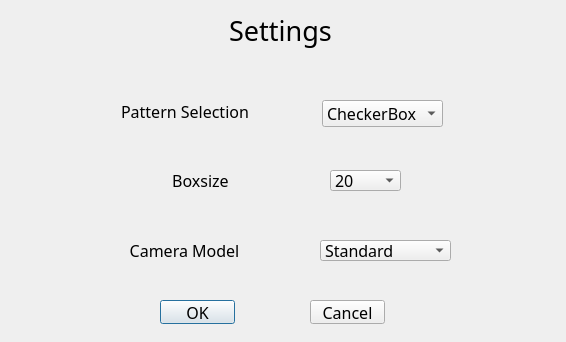
JellyYuey/CV_cameraCalibrationTool, file settings.ui: the form before one commit.
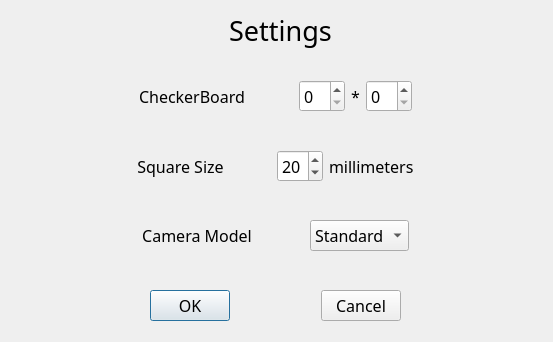
The form after the commit.

Commit message: change qmake to cmakel and change Settings

Diff of the .ui file:
```diff
--- a/settings.ui
+++ b/settings.ui
@@ -6,110 +6,13 @@
    <rect>
     <x>0</x>
     <y>0</y>
-    <width>566</width>
+    <width>553</width>
     <height>342</height>
    </rect>
   </property>
   <property name="windowTitle">
    <string>Dialog</string>
   </property>
-  <widget class="QLabel" name="label">
-   <property name="geometry">
-    <rect>
-     <x>120</x>
-     <y>100</y>
-     <width>130</width>
-     <height>22</height>
-    </rect>
-   </property>
-   <property name="font">
-    <font>
-     <family>微软雅黑</family>
-     <pointsize>12</pointsize>
-    </font>
-   </property>
-   <property name="text">
-    <string>Pattern Selection</string>
-   </property>
-   <property name="alignment">
-    <set>Qt::AlignmentFlag::AlignCenter</set>
-   </property>
-  </widget>
-  <widget class="QLabel" name="label_2">
-   <property name="geometry">
-    <rect>
-     <x>160</x>
-     <y>170</y>
-     <width>81</width>
-     <height>20</height>
-    </rect>
-   </property>
-   <property name="font">
-    <font>
-     <family>微软雅黑</family>
-     <pointsize>12</pointsize>
-    </font>
-   </property>
-   <property name="text">
-    <string>Boxsize</string>
-   </property>
-   <property name="alignment">
-    <set>Qt::AlignmentFlag::AlignCenter</set>
-   </property>
-  </widget>
-  <widget class="QComboBox" name="CalibrationBoardSize">
-   <property name="geometry">
-    <rect>
-     <x>330</x>
-     <y>170</y>
-     <width>71</width>
-     <height>21</height>
-    </rect>
-   </property>
-   <property name="font">
-    <font>
-     <family>微软雅黑</family>
-     <pointsize>12</pointsize>
-    </font>
-   </property>
-   <item>
-    <property name="text">
-     <string>20</string>
-    </property>
-   </item>
-   <item>
-    <property name="text">
-     <string>25</string>
-    </property>
-   </item>
-   <item>
-    <property name="text">
-     <string>30</string>
-    </property>
-   </item>
-  </widget>
-  <widget class="QLabel" name="label_3">
-   <property name="geometry">
-    <rect>
-     <x>124</x>
-     <y>240</y>
-     <width>121</width>
-     <height>20</height>
-    </rect>
-   </property>
-   <property name="font">
-    <font>
-     <family>微软雅黑</family>
-     <pointsize>12</pointsize>
-    </font>
-   </property>
-   <property name="text">
-    <string>Camera Model</string>
-   </property>
-   <property name="alignment">
-    <set>Qt::AlignmentFlag::AlignCenter</set>
-   </property>
-  </widget>
   <widget class="QLabel" name="label_4">
    <property name="geometry">
     <rect>
@@ -132,95 +35,327 @@
     <set>Qt::AlignmentFlag::AlignCenter</set>
    </property>
   </widget>
-  <widget class="QPushButton" name="okButton">
+  <widget class="QWidget" name="">
    <property name="geometry">
     <rect>
-     <x>160</x>
-     <y>300</y>
-     <width>75</width>
-     <height>24</height>
+     <x>90</x>
+     <y>80</y>
+     <width>371</width>
+     <height>171</height>
     </rect>
    </property>
-   <property name="font">
-    <font>
-     <family>微软雅黑</family>
-     <pointsize>12</pointsize>
-    </font>
-   </property>
-   <property name="text">
-    <string>OK</string>
-   </property>
+   <layout class="QVBoxLayout" name="verticalLayout">
+    <item>
+     <layout class="QHBoxLayout" name="horizontalLayout">
+      <item>
+       <spacer name="horizontalSpacer_4">
+        <property name="orientation">
+         <enum>Qt::Orientation::Horizontal</enum>
+        </property>
+        <property name="sizeHint" stdset="0">
+         <size>
+          <width>40</width>
+          <height>20</height>
+         </size>
+        </property>
+       </spacer>
+      </item>
+      <item>
+       <widget class="QLabel" name="label">
+        <property name="font">
+         <font>
+          <family>微软雅黑</family>
+          <pointsize>12</pointsize>
+         </font>
+        </property>
+        <property name="text">
+         <string>CheckerBoard</string>
+        </property>
+        <property name="alignment">
+         <set>Qt::AlignmentFlag::AlignCenter</set>
+        </property>
+       </widget>
+      </item>
+      <item>
+       <spacer name="horizontalSpacer">
+        <property name="orientation">
+         <enum>Qt::Orientation::Horizontal</enum>
+        </property>
+        <property name="sizeHint" stdset="0">
+         <size>
+          <width>40</width>
+          <height>20</height>
+         </size>
+        </property>
+       </spacer>
+      </item>
+      <item>
+       <widget class="QSpinBox" name="checkerBoardLength">
+        <property name="font">
+         <font>
+          <family>微软雅黑</family>
+          <pointsize>12</pointsize>
+         </font>
+        </property>
+       </widget>
+      </item>
+      <item>
+       <widget class="QLabel" name="label_6">
+        <property name="font">
+         <font>
+          <family>微软雅黑</family>
+          <pointsize>12</pointsize>
+         </font>
+        </property>
+        <property name="text">
+         <string>*</string>
+        </property>
+        <property name="alignment">
+         <set>Qt::AlignmentFlag::AlignCenter</set>
+        </property>
+       </widget>
+      </item>
+      <item>
+       <widget class="QSpinBox" name="checkerBoardWidth">
+        <property name="font">
+         <font>
+          <family>微软雅黑</family>
+          <pointsize>12</pointsize>
+         </font>
+        </property>
+       </widget>
+      </item>
+      <item>
+       <spacer name="horizontalSpacer_7">
+        <property name="orientation">
+         <enum>Qt::Orientation::Horizontal</enum>
+        </property>
+        <property name="sizeHint" stdset="0">
+         <size>
+          <width>40</width>
+          <height>20</height>
+         </size>
+        </property>
+       </spacer>
+      </item>
+     </layout>
+    </item>
+    <item>
+     <layout class="QHBoxLayout" name="horizontalLayout_2">
+      <item>
+       <spacer name="horizontalSpacer_5">
+        <property name="orientation">
+         <enum>Qt::Orientation::Horizontal</enum>
+        </property>
+        <property name="sizeHint" stdset="0">
+         <size>
+          <width>40</width>
+          <height>20</height>
+         </size>
+        </property>
+       </spacer>
+      </item>
+      <item>
+       <widget class="QLabel" name="label_2">
+        <property name="font">
+         <font>
+          <family>微软雅黑</family>
+          <pointsize>12</pointsize>
+         </font>
+        </property>
+        <property name="text">
+         <string>Square Size</string>
+        </property>
+        <property name="alignment">
+         <set>Qt::AlignmentFlag::AlignCenter</set>
+        </property>
+       </widget>
+      </item>
+      <item>
+       <spacer name="horizontalSpacer_2">
+        <property name="orientation">
+         <enum>Qt::Orientation::Horizontal</enum>
+        </property>
+        <property name="sizeHint" stdset="0">
+         <size>
+          <width>40</width>
+          <height>20</height>
+         </size>
+        </property>
+       </spacer>
+      </item>
+      <item>
+       <widget class="QSpinBox" name="squareSize">
+        <property name="font">
+         <font>
+          <family>微软雅黑</family>
+          <pointsize>12</pointsize>
+         </font>
+        </property>
+        <property name="value">
+         <number>20</number>
+        </property>
+       </widget>
+      </item>
+      <item>
+       <widget class="QLabel" name="label_5">
+        <property name="font">
+         <font>
+          <family>微软雅黑</family>
+          <pointsize>12</pointsize>
+         </font>
+        </property>
+        <property name="text">
+         <string>millimeters</string>
+        </property>
+       </widget>
+      </item>
+      <item>
+       <spacer name="horizontalSpacer_8">
+        <property name="orientation">
+         <enum>Qt::Orientation::Horizontal</enum>
+        </property>
+        <property name="sizeHint" stdset="0">
+         <size>
+          <width>40</width>
+          <height>20</height>
+         </size>
+        </property>
+       </spacer>
+      </item>
+     </layout>
+    </item>
+    <item>
+     <layout class="QHBoxLayout" name="horizontalLayout_3">
+      <item>
+       <spacer name="horizontalSpacer_6">
+        <property name="orientation">
+         <enum>Qt::Orientation::Horizontal</enum>
+        </property>
+        <property name="sizeHint" stdset="0">
+         <size>
+          <width>40</width>
+          <height>20</height>
+         </size>
+        </property>
+       </spacer>
+      </item>
+      <item>
+       <widget class="QLabel" name="label_3">
+        <property name="font">
+         <font>
+          <family>微软雅黑</family>
+          <pointsize>12</pointsize>
+         </font>
+        </property>
+        <property name="text">
+         <string>Camera Model</string>
+        </property>
+        <property name="alignment">
+         <set>Qt::AlignmentFlag::AlignCenter</set>
+        </property>
+       </widget>
+      </item>
+      <item>
+       <spacer name="horizontalSpacer_3">
+        <property name="orientation">
+         <enum>Qt::Orientation::Horizontal</enum>
+        </property>
+        <property name="sizeHint" stdset="0">
+         <size>
+          <width>40</width>
+          <height>20</height>
+         </size>
+        </property>
+       </spacer>
+      </item>
+      <item>
+       <widget class="QComboBox" name="cameraModel">
+        <property name="font">
+         <font>
+          <family>微软雅黑</family>
+          <pointsize>12</pointsize>
+         </font>
+        </property>
+        <item>
+         <property name="text">
+          <string>Standard</string>
+         </property>
+        </item>
+        <item>
+         <property name="text">
+          <string>Fisheye</string>
+         </property>
+        </item>
+       </widget>
+      </item>
+      <item>
+       <spacer name="horizontalSpacer_9">
+        <property name="orientation">
+         <enum>Qt::Orientation::Horizontal</enum>
+        </property>
+        <property name="sizeHint" stdset="0">
+         <size>
+          <width>40</width>
+          <height>20</height>
+         </size>
+        </property>
+       </spacer>
+      </item>
+     </layout>
+    </item>
+   </layout>
   </widget>
-  <widget class="QPushButton" name="cancelButton">
+  <widget class="QWidget" name="">
    <property name="geometry">
     <rect>
-     <x>310</x>
-     <y>300</y>
-     <width>75</width>
-     <height>24</height>
+     <x>150</x>
+     <y>290</y>
+     <width>251</width>
+     <height>32</height>
     </rect>
    </property>
-   <property name="font">
-    <font>
-     <family>微软雅黑</family>
-     <pointsize>12</pointsize>
-    </font>
-   </property>
-   <property name="text">
-    <string>Cancel</string>
-   </property>
-  </widget>
-  <widget class="QComboBox" name="CalibrationBoardType">
-   <property name="geometry">
-    <rect>
-     <x>322</x>
-     <y>100</y>
-     <width>121</width>
-     <height>27</height>
-    </rect>
-   </property>
-   <property name="font">
-    <font>
-     <family>微软雅黑</family>
-     <pointsize>12</pointsize>
-    </font>
-   </property>
-   <item>
-    <property name="text">
-     <string>CheckerBox</string>
-    </property>
-   </item>
-   <item>
-    <property name="text">
-     <string>Triangle</string>
-    </property>
-   </item>
-  </widget>
-  <widget class="QComboBox" name="CameraModel">
-   <property name="geometry">
-    <rect>
-     <x>320</x>
-     <y>240</y>
-     <width>131</width>
-     <height>21</height>
-    </rect>
-   </property>
-   <property name="font">
-    <font>
-     <family>微软雅黑</family>
-     <pointsize>12</pointsize>
-    </font>
-   </property>
-   <item>
-    <property name="text">
-     <string>Standard</string>
-    </property>
-   </item>
-   <item>
-    <property name="text">
-     <string>Fisheye</string>
-    </property>
-   </item>
+   <layout class="QHBoxLayout" name="horizontalLayout_4">
+    <item>
+     <widget class="QPushButton" name="okButton">
+      <property name="font">
+       <font>
+        <family>微软雅黑</family>
+        <pointsize>12</pointsize>
+       </font>
+      </property>
+      <property name="text">
+       <string>OK</string>
+      </property>
+     </widget>
+    </item>
+    <item>
+     <spacer name="horizontalSpacer_10">
+      <property name="orientation">
+       <enum>Qt::Orientation::Horizontal</enum>
+      </property>
+      <property name="sizeHint" stdset="0">
+       <size>
+        <width>40</width>
+        <height>20</height>
+       </size>
+      </property>
+     </spacer>
+    </item>
+    <item>
+     <widget class="QPushButton" name="cancelButton">
+      <property name="font">
+       <font>
+        <family>微软雅黑</family>
+        <pointsize>12</pointsize>
+       </font>
+      </property>
+      <property name="text">
+       <string>Cancel</string>
+      </property>
+     </widget>
+    </item>
+   </layout>
   </widget>
  </widget>
  <resources/>
```
The commit also changes 10 other files.
